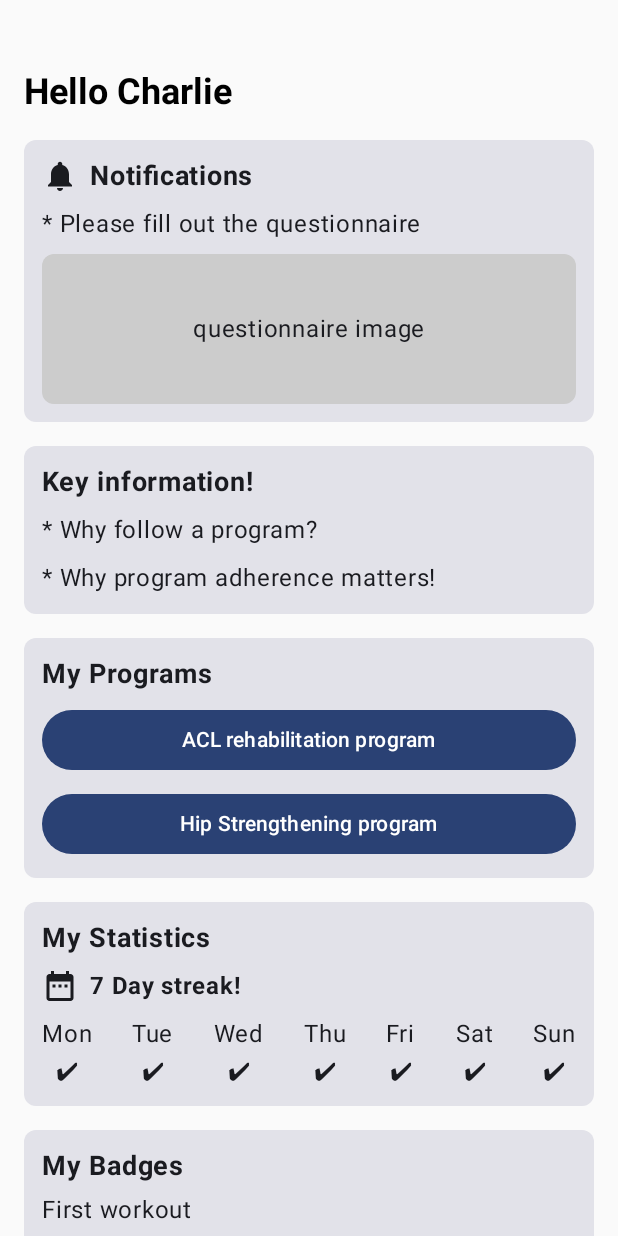
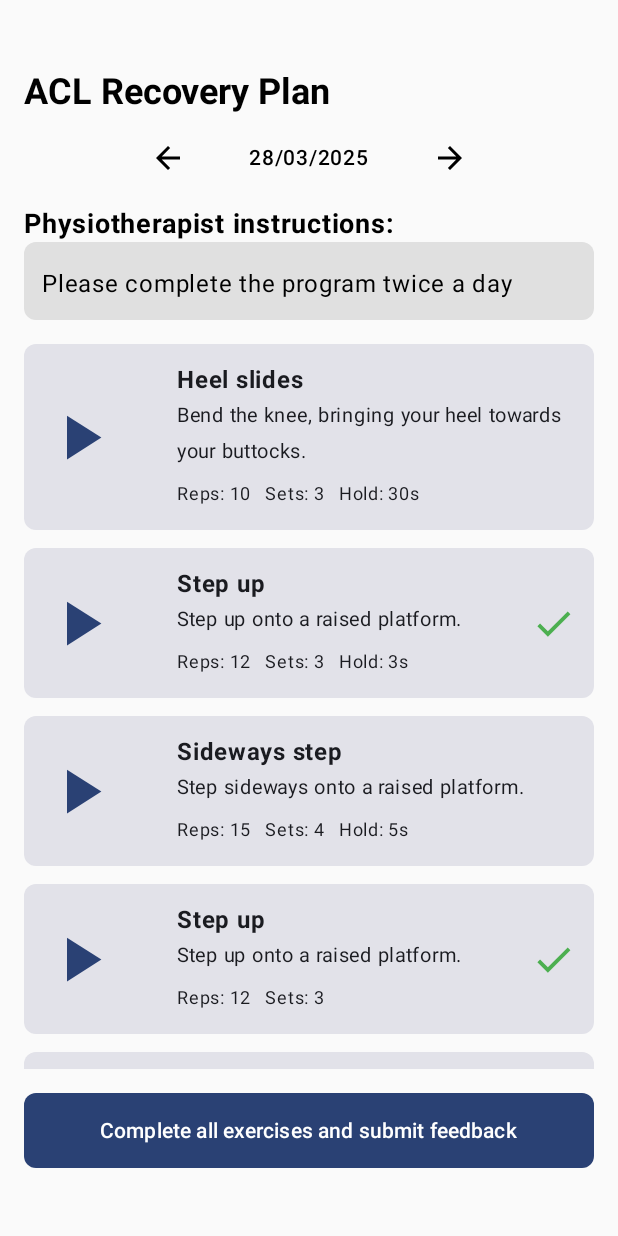
Before and after one commit to CharlieDovey98/RehabPlus, an Android app built with Jetpack Compose: the screen it shows after launch (MainActivity), on a phone screen of 412 x 824 dp. Run offline under Robolectric (Android 15) with nearby library versions, the phone set to English and light mode, and no system bars; libraries missing offline, so code that uses them is left out: com.microsoft.identity; 2 statements that could not run were skipped.

Commit message:
Added ProgramScreen and updated MainActivity to display user specific exercise programs

```diff
--- a/app/src/main/java/com/CharlieDovey/rehabplus/MainActivity.kt
+++ b/app/src/main/java/com/CharlieDovey/rehabplus/MainActivity.kt
@@ -5,28 +5,102 @@ import android.os.Bundle
 import androidx.activity.ComponentActivity
 import androidx.activity.compose.setContent
 import androidx.activity.enableEdgeToEdge
+import com.charliedovey.rehabplus.model.AssignedExercise
+import com.charliedovey.rehabplus.model.Exercise
+import com.charliedovey.rehabplus.model.Program
 
 
 // Project imports
 import com.charliedovey.rehabplus.ui.screens.LoginScreen // commented out due to errors with MSAL.
 import com.charliedovey.rehabplus.ui.screens.HomeScreen
+import com.charliedovey.rehabplus.ui.screens.ProgramScreen
 import com.charliedovey.rehabplus.ui.theme.RehabPlusTheme
 
 /**
  * MainActivity is the entry point of the app.
  * It holds the user interface content shown when when the app is launched.
  */
+
+val dbExerciseList = listOf(
+    // Temporary list of example exercises the app might use. To be replaced with exercises stored in azure.
+    Exercise(
+        "1",
+        "Heel slides",
+        "Bend the knee, bringing your heel towards your buttocks.",
+        "Lie on your back with your legs straight and together. Bend the symptomatic leg as far as you can, sliding your heel towards your buttocks, keeping the knee upright throughout this movement. slide the heel back down, reversing the movement until your leg is straight again.",
+        "VideoURL"
+    ),
+    Exercise(
+        "2",
+        "Step up",
+        "Step up onto a raised platform.",
+        "Stand facing a platform. Place one leg up on the platform. Step up bringing your other leg onto the platform and then step back down, returning to your starting position. Make sure your knee travels forwards over your toes during the stepping motion.",
+        "VideoURL"
+    ),
+    Exercise(
+        "3",
+        "Sideways step",
+        "Step sideways onto a raised platform.",
+        "Stand up straight, side on to a platform. Place your closest leg to the platform onto the platform and step up. Push through your raised leg, and stand tall, hovering your other leg above the floor. Return your down onto the floor keeping you other leg on the platform. You may use a handrail or chair to hold onto for support if required.",
+        "VideoURL"
+    ),
+    Exercise(
+        "4",
+        "Step up 2",
+        "Step up onto a raised platform.",
+        "Stand facing a platform. Place one leg up on the platform. Step up bringing your other leg onto the platform and then step back down, returning to your starting position. Make sure your knee travels forwards over your toes during the stepping motion.",
+        "VideoURL"
+    ),
+    Exercise(
+        "5",
+        "Step up 3",
+        "Step up onto a raised platform.",
+        "Stand facing a platform. Place one leg up on the platform. Step up bringing your other leg onto the platform and then step back down, returning to your starting position. Make sure your knee travels forwards over your toes during the stepping motion.",
+        "VideoURL"
+    ),
+    Exercise(
+        "6",
+        "Step up 4",
+        "Step up onto a raised platform.",
+        "Stand facing a platform. Place one leg up on the platform. Step up bringing your other leg onto the platform and then step back down, returning to your starting position. Make sure your knee travels forwards over your toes during the stepping motion.",
+        "VideoURL"
+    ),
+    Exercise(
+        "7",
+        "Heel slides 2",
+        "Bend the knee, bringing your heel towards your buttocks.",
+        "Lie on your back with your legs straight and together. Bend the symptomatic leg as far as you can, sliding your heel towards your buttocks, keeping the knee upright throughout this movement. slide the heel back down, reversing the movement until your leg is straight again.",
+        "VideoURL"
+))
+
+val sampleProgram = Program(
+    id = "p1",
+    name = "ACL Recovery Plan",
+    instructions = "Follow this plan twice a day",
+    assignedExercises = listOf(
+        AssignedExercise("1", 10, 3, 30, false),
+        AssignedExercise("2", 12, 3, 3, true),
+        AssignedExercise("3", 15, 4, 5, false),
+        AssignedExercise("2", 12, 3, 0, true),
+        AssignedExercise("2", 12, 3, 3, false),
+        AssignedExercise("2", 12, 3, 5, false),
+
+        )
+)
+val exerciseMap = dbExerciseList.associateBy { it.id }
+
 class MainActivity : ComponentActivity() {
     override fun onCreate(savedInstanceState: Bundle?) {
         super.onCreate(savedInstanceState)
 
         enableEdgeToEdge() // Enables full use of the phone screen.
-            setContent { // Set the main UI content of the app.
-                RehabPlusTheme { // Apply the RehabPlus theme.
-                    HomeScreen(username = "Charlie")
-                    //LoginScreen() // [errors] Show the LoginScreen as the app's first screen.
-                }
+        setContent { // Set the main UI content of the app.
+            RehabPlusTheme { // Apply the RehabPlus theme.
+                ProgramScreen(program = sampleProgram, exerciseMap = exerciseMap)
+                //HomeScreen(username = "Charlie")
+                //LoginScreen() // [errors] Show the LoginScreen as the app's first screen.
             }
+        }
         AuthManager.init(applicationContext) { // Initialises MSAL with the application context.
         }
     }
--- a/app/src/main/java/com/CharlieDovey/rehabplus/model/Exercise.kt
+++ b/app/src/main/java/com/CharlieDovey/rehabplus/model/Exercise.kt
@@ -5,9 +5,5 @@ data class Exercise(
     val name: String,
     val shortDescription: String,
     val longDescription: String,
-    var sets: Int,
-    var reps: Int,
-    var holdTime: Int,
     val videoUrl: String,
-    var isComplete: Boolean = false
 )
--- a/app/src/main/java/com/CharlieDovey/rehabplus/model/Program.kt
+++ b/app/src/main/java/com/CharlieDovey/rehabplus/model/Program.kt
@@ -4,6 +4,6 @@ data class Program(
     val id: String,
     val name: String,
     val instructions: String,
-    var exerciseIds: List<String> = emptyList(),
+    var assignedExercises: List<AssignedExercise> = emptyList(),
     var isComplete: Boolean = false
 )
--- a/app/src/main/java/com/CharlieDovey/rehabplus/ui/screens/LoginScreen.kt
+++ b/app/src/main/java/com/CharlieDovey/rehabplus/ui/screens/LoginScreen.kt
@@ -16,8 +16,8 @@ import androidx.compose.ui.unit.dp
 import com.charliedovey.rehabplus.AuthManager // Import AuthManager object.
 
 /**
- * LoginScreen handles user log in composable.
- * This file takes care of jetpack compose ui for the sign in screen, with toast feedback messages.
+ * LoginScreen handles user log in using composable.
+ * This file uses jetpack compose ui for the sign in screen, with toast feedback messages.
  */
 
 // A @Composable function from Jetpack Compose UI.
--- /dev/null
+++ b/app/src/main/java/com/CharlieDovey/rehabplus/ui/screens/ProgramScreen.kt
@@ -0,0 +1,177 @@
+package com.charliedovey.rehabplus.ui.screens
+
+// Import necessary libraries for Jetpack Compose.
+import androidx.compose.foundation.layout.*
+import androidx.compose.foundation.lazy.LazyColumn
+import androidx.compose.foundation.lazy.items
+import androidx.compose.foundation.shape.RoundedCornerShape
+import androidx.compose.material.icons.Icons
+import androidx.compose.material.icons.automirrored.filled.ArrowBack
+import androidx.compose.material.icons.automirrored.filled.ArrowForward
+import androidx.compose.material.icons.filled.Check
+import androidx.compose.material.icons.filled.PlayArrow
+import androidx.compose.material3.*
+import androidx.compose.runtime.Composable
+import androidx.compose.ui.Alignment
+import androidx.compose.ui.Modifier
+import androidx.compose.ui.unit.dp
+import androidx.compose.ui.text.font.FontWeight
+import androidx.compose.ui.unit.sp
+import androidx.compose.ui.graphics.Color
+
+// Import Java libraries for working with date and time.
+import java.text.SimpleDateFormat
+import java.util.*
+import com.charliedovey.rehabplus.model.Exercise
+import com.charliedovey.rehabplus.model.Program
+import com.charliedovey.rehabplus.model.AssignedExercise
+
+
+/**
+ * ProgramScreen is the base screen for user programs and the exercises assigned.
+ * This file displays the main screen for a physiotherapy program, showing the assigned exercises with the physiotherapists instructions.
+ */
+
+@Composable
+fun ProgramScreen(program: Program, exerciseMap: Map<String, Exercise>) {
+    Column(
+        modifier = Modifier
+            .fillMaxSize()
+            .padding(horizontal = 16.dp, vertical = 45.dp)
+    ) {
+        // Program title.
+        Text(
+            text = program.name,
+            style = MaterialTheme.typography.headlineSmall,
+            fontWeight = FontWeight.Bold
+        )
+        Spacer(modifier = Modifier.height(4.dp))
+
+        // Current Date, to be displayed at the top of the page.
+        val currentDate = SimpleDateFormat("dd/MM/yyyy", Locale.getDefault()).format(Date())
+
+        Row(
+            modifier = Modifier
+                .fillMaxWidth(),
+            horizontalArrangement = Arrangement.Center,
+            verticalAlignment = Alignment.CenterVertically
+        ) {
+            // Left arrow, used to cycle back in time by day.
+            IconButton(onClick = {
+                // TODO: Navigate to the previous days date.
+            }) {
+                Icon(Icons.AutoMirrored.Filled.ArrowBack, contentDescription = "Previous Day")
+            }
+
+            // Date text in the middle.
+            Text(
+                text = currentDate,
+                fontSize = 14.sp,
+                fontWeight = FontWeight.Medium,
+                modifier = Modifier.padding(horizontal = 30.dp)
+            )
+
+            // Right arrow, used to cycle forwards in time by day.
+            IconButton(onClick = {
+                // TODO: Navigate to the next days date.
+            }) {
+                Icon(Icons.AutoMirrored.Filled.ArrowForward, contentDescription = "Next Day")
+            }
+        }
+
+        Spacer(modifier = Modifier.height(8.dp))
+
+        // Physiotherapist instructions card.
+        Text("Physiotherapist instructions:", fontWeight = FontWeight.Bold, fontSize = 18.sp)
+        Card(
+            modifier = Modifier.fillMaxWidth(),
+            shape = RoundedCornerShape(8.dp),
+            colors = CardDefaults.cardColors(containerColor = Color(0xFFE0E0E0))
+        ) {
+            Column(modifier = Modifier.padding(12.dp)) {
+                Spacer(modifier = Modifier.height(4.dp))
+                Text("Please complete the program twice a day")
+            }
+        }
+
+        Spacer(modifier = Modifier.height(16.dp))
+
+        // Exercise cards displayed in a scrollable column list.
+        LazyColumn( // LazyColumn only renders the items that are visible on the screen, saving resources and memory.
+            verticalArrangement = Arrangement.spacedBy(12.dp),
+            modifier = Modifier.weight(1f)
+        ) {
+            // Loop through each AssignedExercise in the current program.
+            items(program.assignedExercises) { assigned ->
+                // Use the assigned.exerciseId to look up the full Exercise object using the map passed into the program screen.
+                val exercise = exerciseMap[assigned.exerciseId]
+                if (exercise != null) { // Check that the referenced exercise exists.
+                    Card( // Create a card and present the exercises details on.
+                        modifier = Modifier.fillMaxWidth(),
+                        onClick = { // Onclick function to open the detailed exercise view with video explanation.
+                            // TODO: On click navigate to detailed exercise page.
+                        },
+                        shape = RoundedCornerShape(8.dp)
+                    ) {
+                        Row(
+                            modifier = Modifier
+                                .fillMaxWidth()
+                                .padding(12.dp),
+                            verticalAlignment = Alignment.CenterVertically
+                        ) {
+                            // Exercise thumbnail.
+                            Icon(
+                                imageVector = Icons.Default.PlayArrow, // Using a play icon for the video instead of a thumbnail. Change to thumbnail in the future.
+                                contentDescription = "View exercise",
+                                tint = MaterialTheme.colorScheme.primary,
+                                modifier = Modifier.size(50.dp)
+                            )
+
+                            Spacer(modifier = Modifier.width(40.dp))
+
+                            // Core exercise information.
+                            Column(modifier = Modifier.weight(1f)) {
+                                Text(exercise.name, fontWeight = FontWeight.Bold)
+                                Text(exercise.shortDescription, fontSize = 13.sp)
+                                Spacer(modifier = Modifier.height(4.dp))
+                                Text(
+                                    buildString {
+                                        append("Reps: ${assigned.reps}   Sets: ${assigned.sets}")
+                                        if (assigned.holdTime > 0) {
+                                            append("   Hold: ${assigned.holdTime}s")
+                                        }
+                                    },
+                                    fontSize = 12.sp
+                                )
+                            }
+
+                            // Exercise completion check.
+                            if (assigned.isComplete) { // Add a tick when selected exercise has been completed.
+                                Icon(
+                                    imageVector = Icons.Default.Check,
+                                    contentDescription = "Complete",
+                                    tint = Color(0xFF4CAF50),
+                                    modifier = Modifier.size(30.dp)
+                                )
+                            }
+                        }
+                    }
+                }
+            }
+        }
+        Spacer(modifier = Modifier.height(16.dp))
+
+        // Complete program button.
+        Button(
+            onClick = {
+                // TODO: Submit feedback and mark program as complete.
+            },
+            modifier = Modifier
+                .fillMaxWidth()
+                .height(50.dp),
+            shape = RoundedCornerShape(8.dp)
+        ) {
+            Text("Complete all exercises and submit feedback")
+        }
+    }
+}
```
